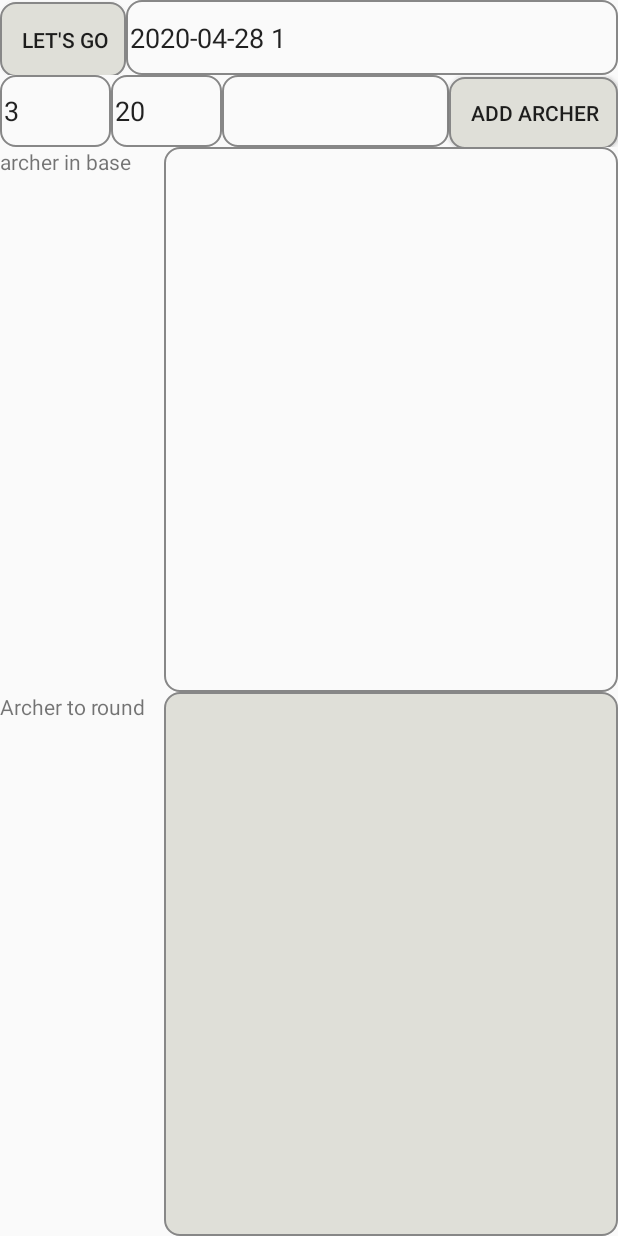
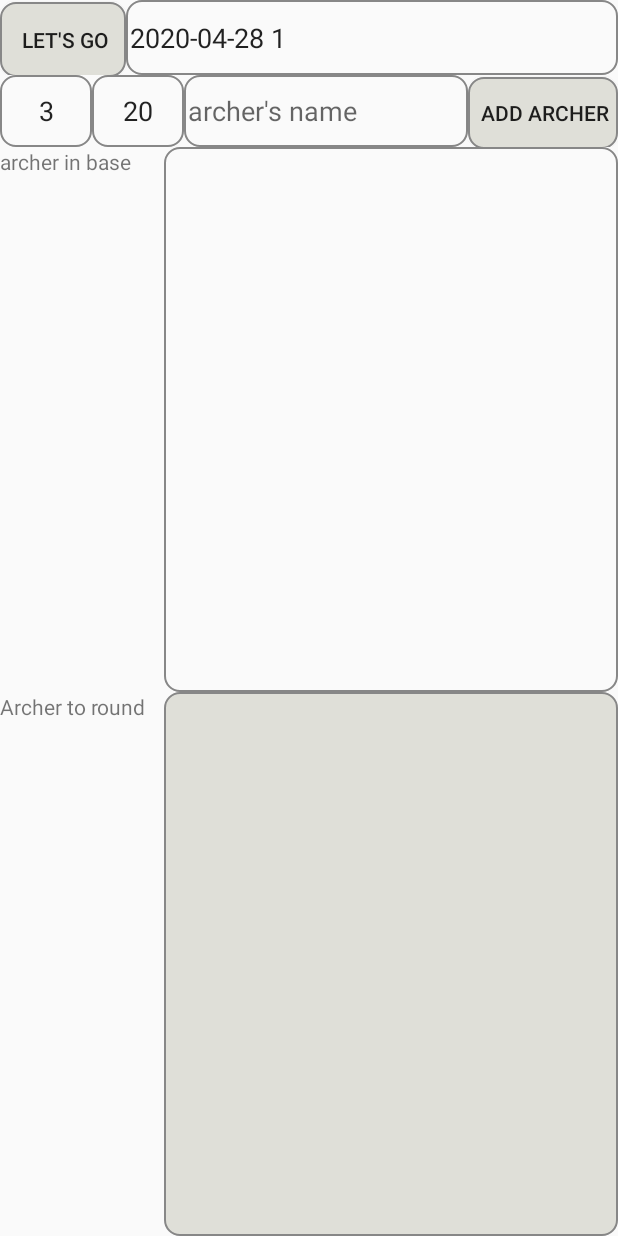
Before and after one commit to jiemeb/CompteCible, an Android app: the screen it shows after launch (Activity_Config_round), on a phone screen of 412 x 824 dp. Run offline under Robolectric (Android 15) with nearby library versions, the phone set to English and light mode, and no system bars.

Commit message:
dernier commit pour version 1.0.0

```diff
--- a/app/src/main/java/com/herault/comptecible/Activity_Config_round.java
+++ b/app/src/main/java/com/herault/comptecible/Activity_Config_round.java
@@ -23,12 +23,9 @@ public class Activity_Config_round extends AppCompatActivity {
 
     protected Activity context;
     private Stockage stock = null;
-    private ListView lArcherBase;
     private ListView lArcherRound;
     private ListArchers adapterBase;
     private ListArchers adapterRound;
-    private Button bLertGo = null;
-    private Button bAddArcher = null;
     private EditText newArcher = null;
     private EditText roundName = null;
     private EditText INumberArrow = null;
@@ -44,7 +41,7 @@ public class Activity_Config_round extends AppCompatActivity {
         stock = new Stockage();             // init de la classe interface de stockage
         stock.onCreate(this);
 
-        bLertGo = findViewById(R.id.bLetGo);
+        Button bLertGo = findViewById(R.id.bLetGo);
         bLertGo.setOnClickListener(new View.OnClickListener() {
             @Override
             public void onClick(View v) {
@@ -81,18 +78,18 @@ public class Activity_Config_round extends AppCompatActivity {
         });
 
 
-        lArcherBase = findViewById(R.id.archersBase);
+        ListView lArcherBase = findViewById(R.id.archersBase);
         lArcherRound = findViewById(R.id.archersRound);
         newArcher = findViewById(R.id.newArcher);
 
-        bAddArcher = findViewById(R.id.bAddArcher);
+        Button bAddArcher = findViewById(R.id.bAddArcher);
 
         bAddArcher.setOnClickListener(new View.OnClickListener() {
             @Override
             public void onClick(View v) {
 
                 String nArcher = null;
-                nArcher = newArcher.getText().toString();
+                nArcher = newArcher.getText().toString().trim();
                 if (!nArcher.isEmpty()) {
                     stock.addArcher(nArcher, false); //If Ok in Base
                     adapterRound.add(nArcher);  // put in list
@@ -109,8 +106,9 @@ public class Activity_Config_round extends AppCompatActivity {
         roundName.setText(round);
         roundName.addTextChangedListener(new TextWatcher() {
             public void afterTextChanged(Editable s) {
-                String name = roundName.getText().toString();
-                stock.updateValue("roundName", name);// you can call or do what you want with your EditText here
+                String name = roundName.getText().toString().trim();
+                if (!name.isEmpty())
+                    stock.updateValue("roundName", name);// you can call or do what you want with your EditText here
             }
 
             public void beforeTextChanged(CharSequence s, int start, int count, int after) {
--- a/app/src/main/java/com/herault/comptecible/Activity_MainActivity.java
+++ b/app/src/main/java/com/herault/comptecible/Activity_MainActivity.java
@@ -9,7 +9,7 @@ import androidx.appcompat.app.AppCompatActivity;
 import androidx.appcompat.widget.Toolbar;
 
 import android.text.Html;
-import android.text.method.ScrollingMovementMethod;
+
 import android.view.View;
 import android.view.Menu;
 import android.view.MenuItem;
@@ -52,22 +52,7 @@ public class Activity_MainActivity extends AppCompatActivity {
     private Stockage stock = null;
     private List<String> lArcher;
     private boolean must_config = false;
-    private int resultat_fleche;
     private ArrayAdapter adapter_archer;
-    private Button next_archer = null;
-    private Button previous_archer = null;
-    private Button b10 = null;
-    private Button b9 = null;
-    private Button b8 = null;
-    private Button b7 = null;
-    private Button b6 = null;
-    private Button b5 = null;
-    private Button b4 = null;
-    private Button b3 = null;
-    private Button b2 = null;
-    private Button b1 = null;
-    private Button bManque = null;
-    private Button bAnnul = null;
     private String roundName = null;
     private int NumberArrow = 0;
     private int NumberEndByRound = 0;
@@ -91,7 +76,7 @@ public class Activity_MainActivity extends AppCompatActivity {
             double y = ((event.getY() - (ymax / 2.)) * Yscale);
 
             if (y > -CONSTANTE_nbDivisionCible / 2. && y < CONSTANTE_nbDivisionCible / 2. && x > -CONSTANTE_nbDivisionCible / 2. && x < CONSTANTE_nbDivisionCible / 2.) {
-                resultat_fleche = (int) (CONSTANTE_nbDivisionCible - (int) (Math.sqrt(Math.pow(x, 2.) + Math.pow(y, 2.)) - (0.3)));//
+                int resultat_fleche = (int) (CONSTANTE_nbDivisionCible - (int) (Math.sqrt(Math.pow(x, 2.) + Math.pow(y, 2.)) - (0.3)));//
                 // Cible is on 6 to 10
                 if (resultat_fleche < 6)
                     resultat_fleche = 0;
@@ -220,24 +205,24 @@ public class Activity_MainActivity extends AppCompatActivity {
         arrowValue = findViewById(R.id.ArrowValue);
         endNumber = findViewById(R.id.endNumber);
         result = findViewById(R.id.result);
-        b1 = findViewById(R.id.button1);
-        b2 = findViewById(R.id.button2);
-        b3 = findViewById(R.id.button3);
-        b4 = findViewById(R.id.button4);
-        b5 = findViewById(R.id.button5);
-        b6 = findViewById(R.id.button6);
-        b7 = findViewById(R.id.button7);
-        b8 = findViewById(R.id.button8);
-        b9 = findViewById(R.id.button9);
-        b10 = findViewById(R.id.button10);
-        bAnnul = findViewById(R.id.Annul);
-        bManque = findViewById(R.id.Manque);
+        Button b1 = findViewById(R.id.button1);
+        Button b2 = findViewById(R.id.button2);
+        Button b3 = findViewById(R.id.button3);
+        Button b4 = findViewById(R.id.button4);
+        Button b5 = findViewById(R.id.button5);
+        Button b6 = findViewById(R.id.button6);
+        Button b7 = findViewById(R.id.button7);
+        Button b8 = findViewById(R.id.button8);
+        Button b9 = findViewById(R.id.button9);
+        Button b10 = findViewById(R.id.button10);
+        Button bAnnul = findViewById(R.id.Annul);
+        Button bManque = findViewById(R.id.Manque);
 
         Cible = findViewById(R.id.imageCible);
         Cible.setOnTouchListener(onTouchCible);
         //stock.showArchers();
 
-        next_archer = findViewById(R.id.bNextArcher);
+        Button next_archer = findViewById(R.id.bNextArcher);
         next_archer.setOnClickListener(new View.OnClickListener() {
             @Override
             public void onClick(View v) {
@@ -249,7 +234,7 @@ public class Activity_MainActivity extends AppCompatActivity {
             }
         });
 
-        previous_archer = findViewById(R.id.bPreviousArcher);
+        Button previous_archer = findViewById(R.id.bPreviousArcher);
         previous_archer.setOnClickListener(new View.OnClickListener() {
             @Override
             public void onClick(View v) {
@@ -570,7 +555,6 @@ public class Activity_MainActivity extends AppCompatActivity {
         // as you specify a parent activity in AndroidManifest.xml.
         int id = item.getItemId();
 
-        //noinspection SimplifiableIfStatement
         if (id == R.id.config_round) {
 
             Intent i = new Intent(this, Activity_Config_round.class);
--- a/app/src/main/java/com/herault/comptecible/ListArchers.java
+++ b/app/src/main/java/com/herault/comptecible/ListArchers.java
@@ -10,7 +10,7 @@ import android.widget.TextView;
 
 import java.util.ArrayList;
 
-public class ListArchers extends ArrayAdapter<String> {
+class ListArchers extends ArrayAdapter<String> {
     private final Context _context;
     public ArrayList<String> _archers;
     public ListArchers(Context context, ArrayList<String> Archers) {
--- a/app/src/main/java/com/herault/comptecible/ListRound.java
+++ b/app/src/main/java/com/herault/comptecible/ListRound.java
@@ -13,9 +13,9 @@ import androidx.annotation.ColorRes;
 import java.util.ArrayList;
 import java.util.Objects;
 
-public class ListRound extends ArrayAdapter<Resultat_archer> {
+class ListRound extends ArrayAdapter<Resultat_archer> {
     private final Context _context;
-    public ArrayList<Resultat_archer> _AResultat;
+    private ArrayList<Resultat_archer> _AResultat;
     public ListRound(Context context, ArrayList<Resultat_archer> AResultat) {
         super(context, R.layout.resultat, AResultat);
         _context = context;
--- a/app/src/main/java/com/herault/comptecible/utils/Db_resultat.java
+++ b/app/src/main/java/com/herault/comptecible/utils/Db_resultat.java
@@ -6,7 +6,7 @@ import android.database.sqlite.SQLiteOpenHelper;
 import android.provider.BaseColumns;
 import android.util.Log;
 
-public class Db_resultat extends SQLiteOpenHelper {
+class Db_resultat extends SQLiteOpenHelper {
 
 
     /**
--- a/app/src/main/java/com/herault/comptecible/utils/Stockage.java
+++ b/app/src/main/java/com/herault/comptecible/utils/Stockage.java
@@ -20,7 +20,7 @@ import java.util.List;
 
 public class Stockage {
 
-    protected Activity context;
+    private Activity context;
     private SQLiteDatabase db = null;
     private Db_resultat base;
 
@@ -666,7 +666,7 @@ public class Stockage {
     }
 
     //---------
-    public String getArcher(int colId) {
+    private String getArcher(int colId) {
 
         //select name fron archers where id=colId
         //Using man made query
--- a/app/src/main/res/layout/activity_config_round.xml
+++ b/app/src/main/res/layout/activity_config_round.xml
@@ -67,21 +67,23 @@
             android:ems="10"
             android:hint="@string/acr_arrowByEnd"
             android:inputType="numberDecimal"
+            android:textAlignment="center"
             app:layout_constraintTop_toBottomOf="@id/bLetGo"
             tools:layout_editor_absoluteY="0dp" />
 
         <EditText
             android:id="@+id/INumberEndByRound"
-            android:hint="@string/acr_EndByRound"
             android:layout_width="50dp"
             android:layout_height="48dp"
             android:layout_weight="1"
             android:background="@drawable/it_style"
-
+            android:contentDescription="@string/acr_EndByRound"
             android:ems="10"
             android:inputType="numberDecimal"
+            android:textAlignment="center"
             app:layout_constraintStart_toEndOf="@id/INumberArrow"
-            app:layout_constraintTop_toTopOf="parent" />
+            app:layout_constraintTop_toTopOf="parent"
+            tools:text="@string/acr_EndByRound" />
 
         <EditText
             android:id="@+id/newArcher"
@@ -89,7 +91,7 @@
             android:layout_height="48dp"
             android:layout_weight="6"
             android:background="@drawable/it_style"
-            android:contentDescription="Name of new archer"
+            android:hint="@string/name_archer"
             android:importantForAutofill="no"
             android:inputType="textCapSentences"
             android:lines="1"
@@ -103,7 +105,7 @@
             android:layout_height="wrap_content"
             android:layout_weight="1"
             android:background="@drawable/am_buttonshape_grey"
-            android:contentDescription="add archer to base"
+            android:contentDescription="@string/addArcher"
             android:text="@string/addArcher"
             app:layout_constraintEnd_toEndOf="parent"
             app:layout_constraintStart_toEndOf="@+id/newArcher"
--- a/app/src/main/res/values/strings.xml
+++ b/app/src/main/res/values/strings.xml
@@ -45,4 +45,5 @@
     <string name="am_bAnnul">Annul</string>
     <string name="am_bexport_round_archers">Export round archers</string>
     <string name="am_bexport_round_archer">Export round archer</string>
+    <string name="name_archer">archer\'s name</string>
 </resources>
```
Also changed, not shown: app/src/main/java/com/herault/comptecible/Activity_image_resultat.java (+3 -4 lines), app/src/main/java/com/herault/comptecible/Activity_maintenance.java (+12 -25 lines), app/src/main/java/com/herault/comptecible/Activity_resultat_round.java (+3 -6 lines), 1 other file.
